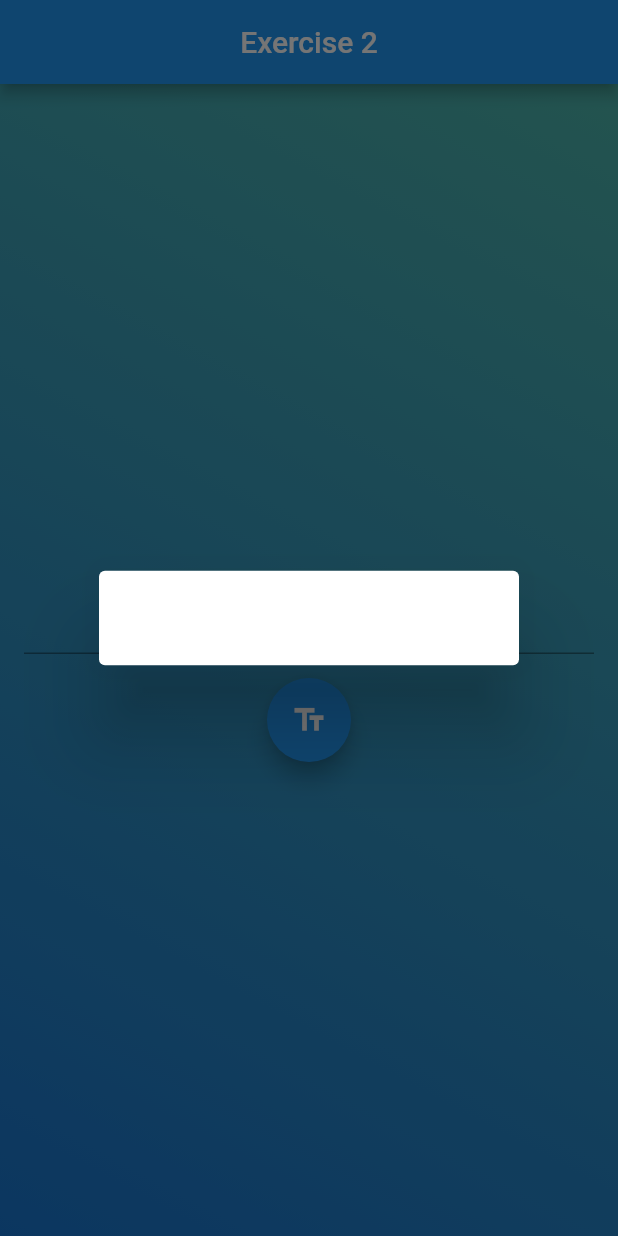
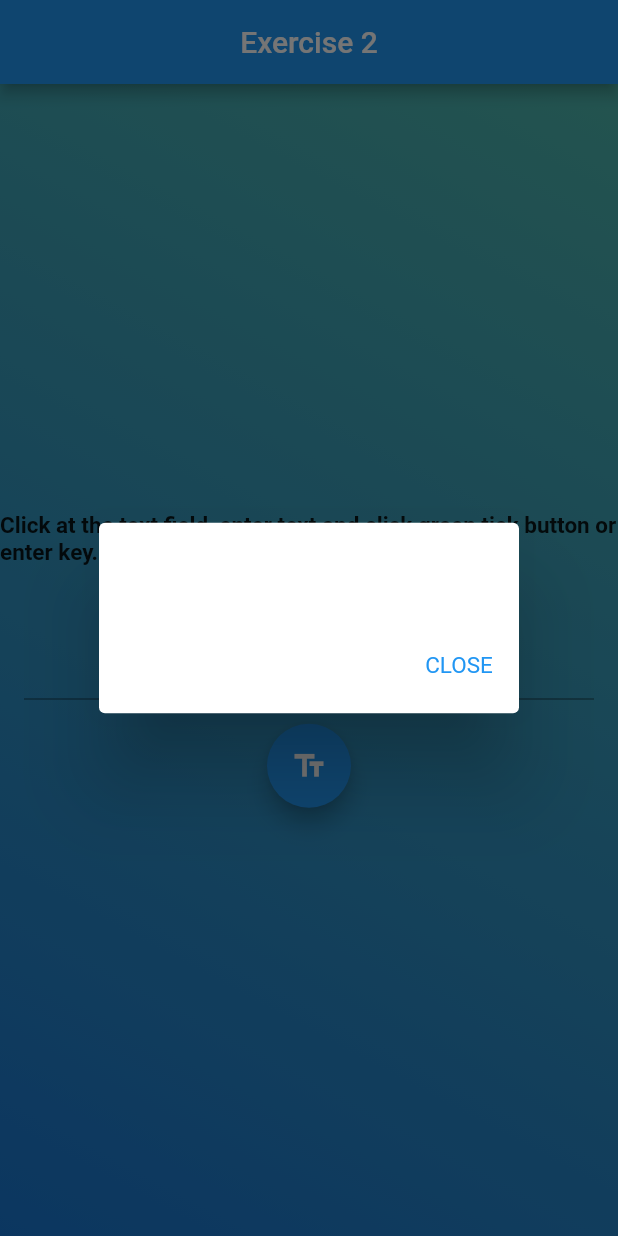
Before and after one commit to nadizeq/nadizeq-FlutterDay6Exercise, a Flutter app: the Exercise2App screen opened directly, after a tap on the "text fields" icon, on a phone screen of 412 x 824 dp. Run offline on Flutter 3.47's test engine with Material 2 defaults, Android fonts, the phone set to English and light mode, and no system bars; our stand-ins replace flutter_bloc.

Commit message:
Exercise 1 an 2

```diff
--- a/lib/dear_feature/dear_feature_displayText.dart
+++ b/lib/dear_feature/dear_feature_displayText.dart
@@ -5,4 +5,6 @@ class DisplayText extends Cubit <String>{
   DisplayText() : super ('');
 
   void textInput (String text)=> emit (text);
+
+  void textClear () => emit('');
 }
--- a/lib/exercise2.dart
+++ b/lib/exercise2.dart
@@ -13,6 +13,8 @@ class Exercise2State extends State <Exercise2App>{
 
   final myController = TextEditingController();
 
+  String refreshText = '';
+
   @override
   void dispose() {
     myController.dispose();
@@ -26,6 +28,7 @@ class Exercise2State extends State <Exercise2App>{
       appBar:AppBar(title: Center(child: Text('Exercise 2'),),),
 
       body: Container(
+
         decoration: BoxDecoration(
               gradient: LinearGradient(
                 begin: Alignment.topRight,
@@ -39,20 +42,45 @@ class Exercise2State extends State <Exercise2App>{
           child: Center(
         child: Column(
 
+
+
           mainAxisAlignment: MainAxisAlignment.center,
           children: <Widget>[
-            Padding(
-        padding: const EdgeInsets.all(16.0),
-        child: TextField(
-          controller: myController,
-        ),
-      ),
+            Center(
+              child: Text('Click at the text field, enter text and click green tick button or enter key. Then click floating button to display text',
+              style: TextStyle(
+                        fontWeight: FontWeight.bold,
+                        fontSize: 15,
+                      ),),
+            ),
+            Padding(padding: EdgeInsets.all(10)),
+
+            BlocBuilder<DisplayText, String>(
+              builder: (context, state) {
+                return Padding(
+                    padding: const EdgeInsets.all(16.0),
+                    child: TextField(
+                      controller: myController,
+                      style: TextStyle(
+                        fontWeight: FontWeight.bold,
+                        fontSize: 25,
+                      ),
+                      onEditingComplete: (){
+                        context.read<DisplayText>().textInput(myController.text.toString());
+
+                        FocusScope.of(context).unfocus();
+                      },
+
+                    ),
+                  );
+              },
+            ),
 
 
             BlocBuilder<DisplayText, String>(builder: (context,text){
               return FloatingActionButton(
                 onPressed: () {
-                  context.read<DisplayText>().textInput(myController.text.toString());
+
           showDialog(
             context: context,
             builder: (context) {
@@ -60,12 +88,24 @@ class Exercise2State extends State <Exercise2App>{
                 // Retrieve the text the that user has entered by using the
                 // TextEditingController.
                 content: Text('$text'.toUpperCase()),
+                actions: [
+                  TextButton(
+                    style: TextButton.styleFrom(
+                      textStyle: TextStyle(
+                        fontSize: 15
+                      ),
+                    ),
+                    child: Text('CLOSE'),
+                    onPressed: (){
+                      Navigator.of(context, rootNavigator: true).pop('dialog');
+                      context.read<DisplayText>().textInput(refreshText);
+                    },
+                  ),
+                ],
               );
             },
           );
         },
-
-        tooltip: 'Show me the value!',
         child: const Icon(Icons.text_fields),
               );
             }),
```
Also changed, not shown: 1 other file.
